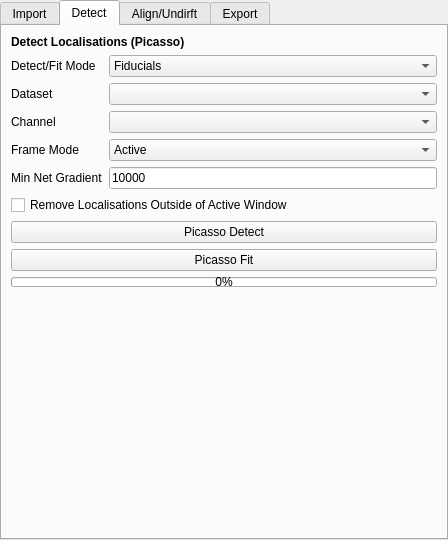
The window that src/napari_gapseq2/widget_ui.ui (piedrro/napari-GapSeq2) describes before a commit, drawn with Qt 5.
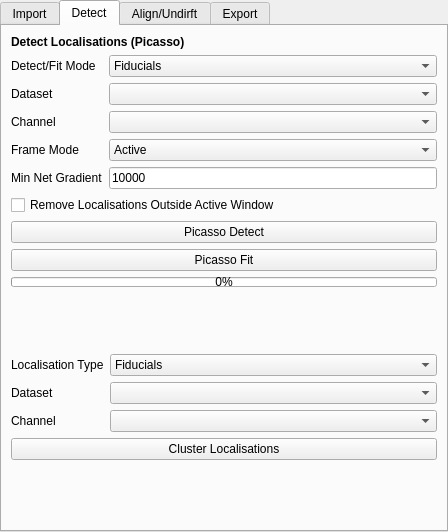
The same window after the commit. The open tabs and pages were chosen to show the change.

```diff
--- a/src/napari_gapseq2/widget_ui.ui
+++ b/src/napari_gapseq2/widget_ui.ui
@@ -7,7 +7,7 @@
     <x>0</x>
     <y>0</y>
     <width>448</width>
-    <height>540</height>
+    <height>532</height>
    </rect>
   </property>
   <property name="windowTitle">
@@ -353,7 +353,7 @@
     <item>
      <widget class="QCheckBox" name="picasso_window_cropping">
       <property name="text">
-       <string>Remove Localisations Outside of Active Window</string>
+       <string>Remove Localisations Outside Active Window</string>
       </property>
      </widget>
     </item>
@@ -397,6 +397,71 @@
       </property>
      </spacer>
     </item>
+    <item>
+     <layout class="QFormLayout" name="formLayout_6">
+      <item row="1" column="0">
+       <widget class="QLabel" name="label_17">
+        <property name="text">
+         <string>Dataset</string>
+        </property>
+       </widget>
+      </item>
+      <item row="1" column="1">
+       <widget class="QComboBox" name="cluster_dataset"/>
+      </item>
+      <item row="2" column="0">
+       <widget class="QLabel" name="label_18">
+        <property name="text">
+         <string>Channel</string>
+        </property>
+       </widget>
+      </item>
+      <item row="2" column="1">
+       <widget class="QComboBox" name="cluster_channel"/>
+      </item>
+      <item row="0" column="0">
+       <widget class="QLabel" name="label_19">
+        <property name="text">
+         <string>Localisation Type</string>
+        </property>
+       </widget>
+      </item>
+      <item row="0" column="1">
+       <widget class="QComboBox" name="cluster_mode">
+        <item>
+         <property name="text">
+          <string>Fiducials</string>
+         </property>
+        </item>
+        <item>
+         <property name="text">
+          <string>Bounding Boxes</string>
+         </property>
+        </item>
+       </widget>
+      </item>
+     </layout>
+    </item>
+    <item>
+     <widget class="QPushButton" name="cluster_localisations">
+      <property name="text">
+       <string>Cluster Localisations</string>
+      </property>
+     </widget>
+    </item>
+    <item>
+     <spacer name="verticalSpacer_7">
+      <property name="orientation">
+       <enum>Qt::Vertical</enum>
+      </property>
+      <property name="sizeHint" stdset="0">
+       <size>
+        <width>20</width>
+        <height>40</height>
+       </size>
+      </property>
+     </spacer>
+    </item>
    </layout>
   </widget>
   <widget class="QWidget" name="tab_3">
```
Left out of the diff: 29 changed lines with no effect on the pictures.
